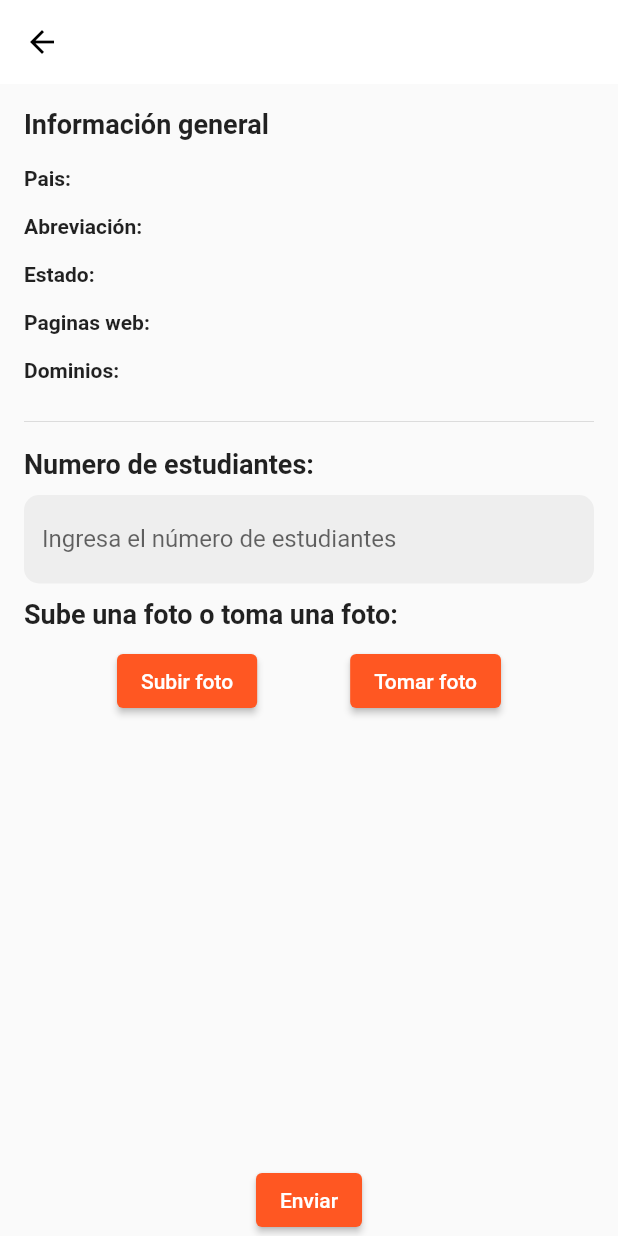
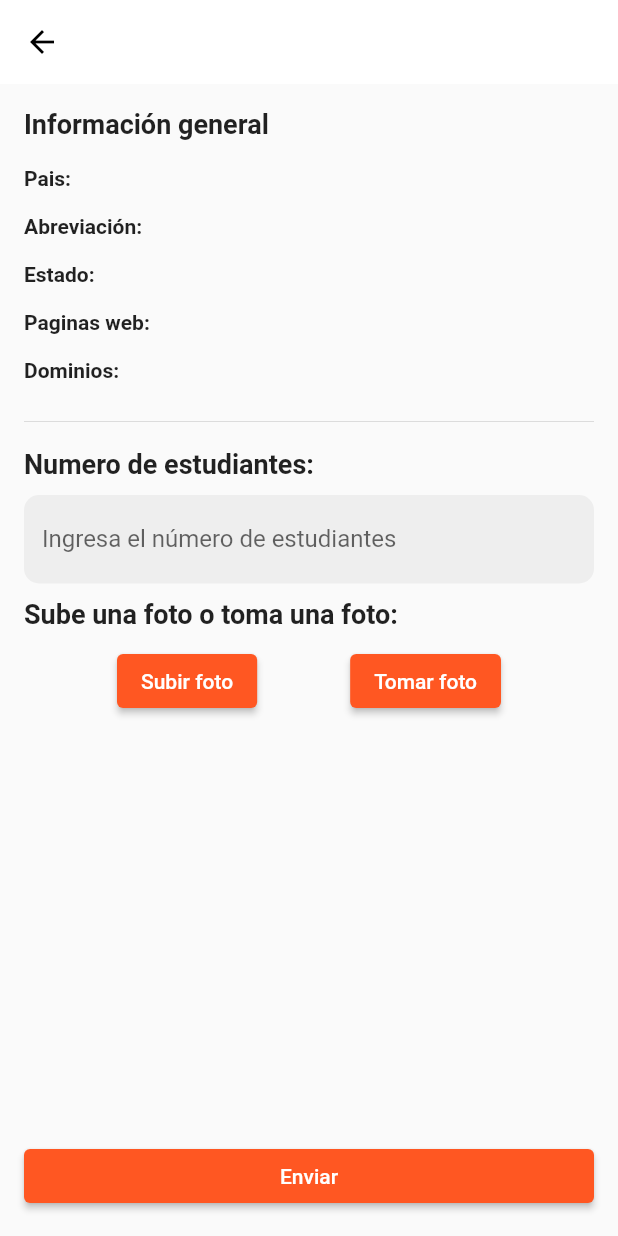
Before and after one commit to nestorsgarzonc/universities_proj, a Flutter app: the UniversityDetailScreen screen opened directly with empty values, on a phone screen of 412 x 824 dp. Run offline on Flutter 3.47's test engine with Material 2 defaults, Android fonts, the phone set to English and light mode, and no system bars; our stand-ins replace dartz, equatable, flutter_riverpod, image_picker; network calls fail.

Commit message:
Finished refactor

```diff
--- a/lib/core/theme/theme.dart
+++ b/lib/core/theme/theme.dart
@@ -7,6 +7,7 @@ class CustomTheme {
       appBarTheme: const AppBarTheme(
         backgroundColor: Colors.white,
         elevation: 0,
+        centerTitle: true,
         iconTheme: IconThemeData(color: Colors.black),
         titleTextStyle: TextStyle(
           color: Colors.black,
--- a/lib/universities/ui/university_detail_screen.dart
+++ b/lib/universities/ui/university_detail_screen.dart
@@ -4,6 +4,7 @@ import 'package:flutter/services.dart';
 import 'package:flutter_riverpod/flutter_riverpod.dart';
 import 'package:image_picker/image_picker.dart';
 import 'package:universities_proj/universities/models/university_model.dart';
+import 'package:universities_proj/universities/ui/widgets/item_tile.dart';
 
 class UniversityDetailScreen extends ConsumerStatefulWidget {
   const UniversityDetailScreen({required this.university, super.key});
@@ -100,9 +101,13 @@ class _UniversityDetailScreenState extends ConsumerState<UniversityDetailScreen>
               ],
             ),
           ),
-          ElevatedButton(
-            onPressed: _handleOnSubmit,
-            child: const Text('Enviar'),
+          Container(
+            width: double.infinity,
+            padding: const EdgeInsets.all(16),
+            child: ElevatedButton(
+              onPressed: _handleOnSubmit,
+              child: const Text('Enviar'),
+            ),
           ),
         ],
       ),
@@ -119,47 +124,3 @@ class _UniversityDetailScreenState extends ConsumerState<UniversityDetailScreen>
     if (image != null) setState(() => this.image = image);
   }
 }
-
-class ItemTileUrl extends StatelessWidget {
-  const ItemTileUrl({super.key, required this.title, required this.pages});
-
-  final String title;
-  final List<String> pages;
-
-  @override
-  Widget build(BuildContext context) {
-    return Padding(
-      padding: const EdgeInsets.symmetric(vertical: 8),
-      child: Row(
-        mainAxisAlignment: MainAxisAlignment.spaceBetween,
-        children: [
-          Text(title, style: const TextStyle(fontWeight: FontWeight.w600)),
-          Column(
-            children: pages.map((e) => Text(e)).toList(),
-          ),
-        ],
-      ),
-    );
-  }
-}
-
-class ItemTile extends StatelessWidget {
-  const ItemTile({super.key, required this.title, required this.subtitle});
-
-  final String title;
-  final String subtitle;
-
-  @override
-  Widget build(BuildContext context) {
-    return Padding(
-      padding: const EdgeInsets.symmetric(vertical: 8),
-      child: Row(
-        mainAxisAlignment: MainAxisAlignment.spaceBetween,
-        children: [
-          Text(title, style: const TextStyle(fontWeight: FontWeight.w600)),
-          Text(subtitle),
-        ],
-      ),
-    );
-  }
-}
--- /dev/null
+++ b/lib/universities/ui/widgets/item_tile.dart
@@ -0,0 +1,45 @@
+import 'package:flutter/material.dart';
+
+class ItemTileUrl extends StatelessWidget {
+  const ItemTileUrl({super.key, required this.title, required this.pages});
+
+  final String title;
+  final List<String> pages;
+
+  @override
+  Widget build(BuildContext context) {
+    return Padding(
+      padding: const EdgeInsets.symmetric(vertical: 8),
+      child: Row(
+        mainAxisAlignment: MainAxisAlignment.spaceBetween,
+        children: [
+          Text(title, style: const TextStyle(fontWeight: FontWeight.w600)),
+          Column(
+            children: pages.map((e) => Text(e)).toList(),
+          ),
+        ],
+      ),
+    );
+  }
+}
+
+class ItemTile extends StatelessWidget {
+  const ItemTile({super.key, required this.title, required this.subtitle});
+
+  final String title;
+  final String subtitle;
+
+  @override
+  Widget build(BuildContext context) {
+    return Padding(
+      padding: const EdgeInsets.symmetric(vertical: 8),
+      child: Row(
+        mainAxisAlignment: MainAxisAlignment.spaceBetween,
+        children: [
+          Text(title, style: const TextStyle(fontWeight: FontWeight.w600)),
+          Text(subtitle),
+        ],
+      ),
+    );
+  }
+}
```
Also changed, not shown: lib/universities/ui/home_screen.dart (+10 -109 lines), lib/universities/ui/widgets/grid_view_body.dart (added, +50 -0 lines), lib/universities/ui/widgets/list_view_body.dart (added, +33 -0 lines), lib/universities/ui/widgets/view_mode.dart (added, +32 -0 lines).
